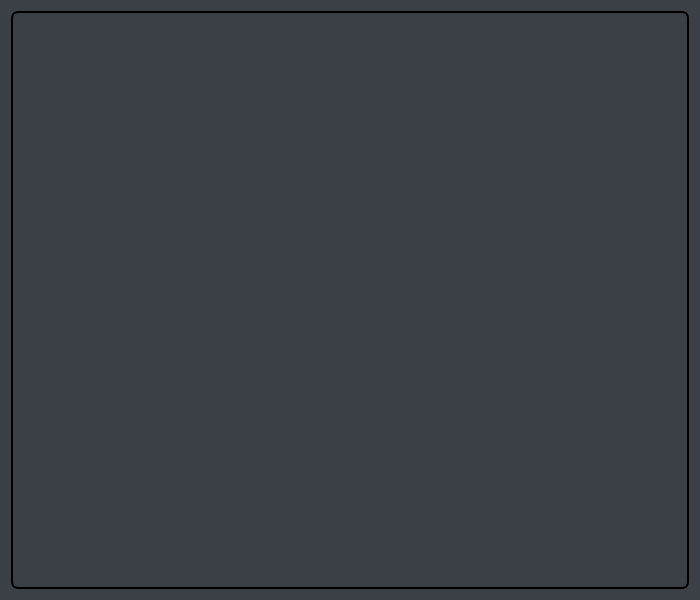
Above: Pulp-Fiction-LoginAndRegister/setting.ui from AP-projects-4001/Pulp-Fiction before the change. Below: the same form after it.
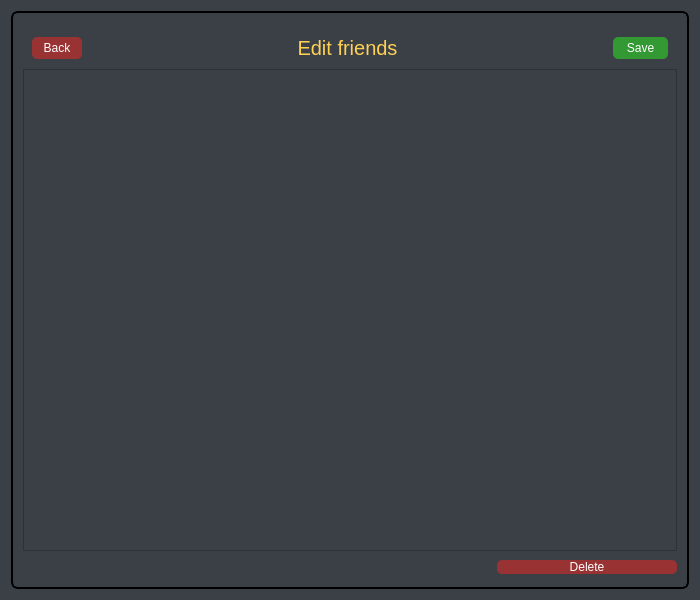
That is the form after the change. The open tabs and pages were chosen to show the change. Icons and pictures are not drawn.

Patch:
```diff
--- a/Pulp-Fiction-LoginAndRegister/setting.ui
+++ b/Pulp-Fiction-LoginAndRegister/setting.ui
@@ -3029,7 +3029,207 @@
        </item>
       </layout>
      </widget>
-     <widget class="QWidget" name="page_4"/>
+     <widget class="QWidget" name="page_4">
+      <layout class="QVBoxLayout" name="verticalLayout_8">
+       <item>
+        <widget class="QWidget" name="widget_6" native="true">
+         <property name="minimumSize">
+          <size>
+           <width>0</width>
+           <height>40</height>
+          </size>
+         </property>
+         <property name="maximumSize">
+          <size>
+           <width>16777215</width>
+           <height>30</height>
+          </size>
+         </property>
+         <layout class="QHBoxLayout" name="horizontalLayout_15">
+          <item>
+           <widget class="QPushButton" name="backbtn_3">
+            <property name="minimumSize">
+             <size>
+              <width>0</width>
+              <height>15</height>
+             </size>
+            </property>
+            <property name="maximumSize">
+             <size>
+              <width>50</width>
+              <height>30</height>
+             </size>
+            </property>
+            <property name="toolTip">
+             <string>&lt;html&gt;&lt;head/&gt;&lt;body&gt;&lt;p&gt;Back to setting page&lt;/p&gt;&lt;/body&gt;&lt;/html&gt;</string>
+            </property>
+            <property name="styleSheet">
+             <string notr="true">QPushButton#backbtn_3{
+color: white;
+border-radius: 5px;
+Background: #933;
+color: #fefefe;
+}
+
+QPushButton#backbtn_3:hover {
+	background-color: rgb(42, 46, 52);
+border-style: solid;
+ border-width: 1px;
+	color: rgb(241, 182, 88);
+}
+
+QPushButton#backbtn_3:pressed {
+border-style: solid;
+border-width: 1px;
+	background-color: rgb(25, 69, 105);
+	color: rgb(85, 255, 255);
+}</string>
+            </property>
+            <property name="text">
+             <string>Back</string>
+            </property>
+            <property name="icon">
+             <iconset resource="elements.qrc">
+              <normaloff>:/img/img/icons8-back-48.png</normaloff>:/img/img/icons8-back-48.png</iconset>
+            </property>
+           </widget>
+          </item>
+          <item>
+           <widget class="QLabel" name="editfriendslbl">
+            <property name="styleSheet">
+             <string notr="true">QLabel#editfriendslbl {
+text-align: center;
+color: rgb(254, 208, 83);
+margin: 0 auto;
+font-size: 20px;
+font-family: 'Droid Sans';
+}
+
+QLabel#editfriendslbl:hover {
+	color: rgb(0, 170, 255);
+}
+</string>
+            </property>
+            <property name="text">
+             <string>Edit friends</string>
+            </property>
+            <property name="alignment">
+             <set>Qt::AlignCenter</set>
+            </property>
+           </widget>
+          </item>
+          <item>
+           <widget class="QPushButton" name="savebtn_3">
+            <property name="minimumSize">
+             <size>
+              <width>0</width>
+              <height>15</height>
+             </size>
+            </property>
+            <property name="maximumSize">
+             <size>
+              <width>55</width>
+              <height>30</height>
+             </size>
+            </property>
+            <property name="sizeIncrement">
+             <size>
+              <width>0</width>
+              <height>15</height>
+             </size>
+            </property>
+            <property name="styleSheet">
+             <string notr="true">
+QPushButton#savebtn_3{
+color: white;
+border-radius: 5px;
+Background: #393;
+color: #fefefe;
+}
+
+QPushButton#savebtn_3:hover {
+	background-color: rgb(42, 46, 52);
+border-style: solid;
+ border-width: 1px;
+	color: rgb(241, 182, 88);
+}
+
+QPushButton#savebtn_3:pressed {
+border-style: solid;
+border-width: 1px;
+	background-color: rgb(25, 69, 105);
+	color: rgb(85, 255, 255);
+}</string>
+            </property>
+            <property name="text">
+             <string>Save</string>
+            </property>
+            <property name="icon">
+             <iconset resource="elements.qrc">
+              <normaloff>:/img/img/icons8-save-64 (1).png</normaloff>:/img/img/icons8-save-64 (1).png</iconset>
+            </property>
+           </widget>
+          </item>
+         </layout>
+        </widget>
+       </item>
+       <item>
+        <widget class="QListWidget" name="listWidget"/>
+       </item>
+       <item>
+        <layout class="QHBoxLayout" name="horizontalLayout_16">
+         <item>
+          <spacer name="horizontalSpacer">
+           <property name="orientation">
+            <enum>Qt::Horizontal</enum>
+           </property>
+           <property name="sizeHint" stdset="0">
+            <size>
+             <width>40</width>
+             <height>20</height>
+            </size>
+           </property>
+          </spacer>
+         </item>
+         <item>
+          <widget class="QPushButton" name="deletefriend">
+           <property name="minimumSize">
+            <size>
+             <width>180</width>
+             <height>0</height>
+            </size>
+           </property>
+           <property name="styleSheet">
+            <string notr="true">QPushButton#deletefriend{
+color: white;
+border-radius: 5px;
+Background: #933;
+color: #fefefe;
+}
+
+QPushButton#deletefriend:hover {
+	background-color: rgb(42, 46, 52);
+border-style: solid;
+ border-width: 1px;
+	color: rgb(241, 182, 88);
+}
+
+QPushButton#deletefriend:pressed {
+border-style: solid;
+border-width: 1px;
+	background-color: rgb(25, 69, 105);
+	color: rgb(85, 255, 255);
+}</string>
+           </property>
+           <property name="text">
+            <string>Delete</string>
+           </property>
+          </widget>
+         </item>
+        </layout>
+       </item>
+      </layout>
+     </widget>
     </widget>
    </item>
   </layout>
```
Left out of the diff: 2 changed lines with no effect on the pictures.
